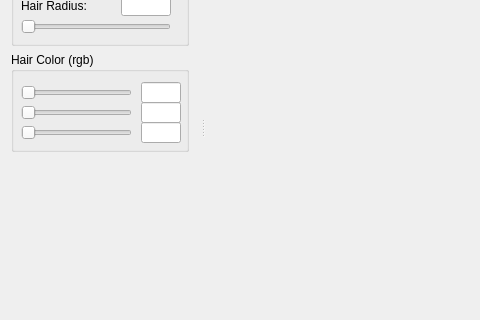
Above: src/mainwindow.ui from mravella/hair before the change; both pictures show x 0 to 480 and y 183 to 503 of the 900 by 600 pixel window. Below: the same form after it.
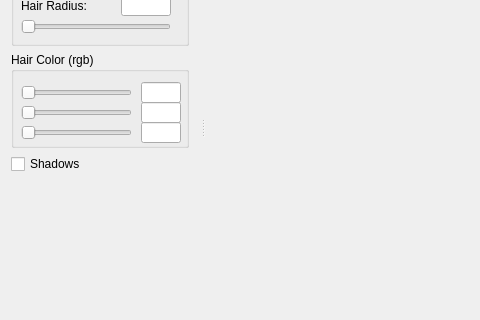
That is the form after the change.

Commit message: Added shadow checkbox

```diff
--- a/src/mainwindow.ui
+++ b/src/mainwindow.ui
@@ -363,6 +363,13 @@
        </widget>
       </widget>
      </item>
+     <item>
+      <widget class="QCheckBox" name="shadowCheckBox">
+       <property name="text">
+        <string>Shadows</string>
+       </property>
+      </widget>
+     </item>
      <item>
       <widget class="QLabel" name="fpsLabel">
        <property name="enabled">
```
The commit also changes 5 other files.
